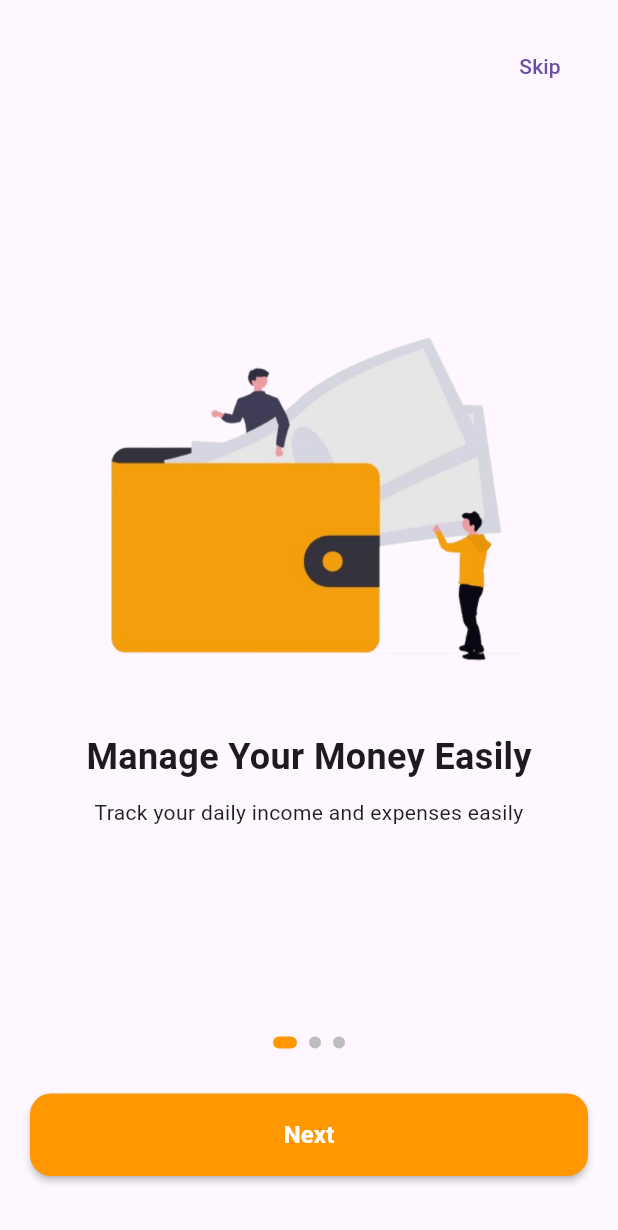
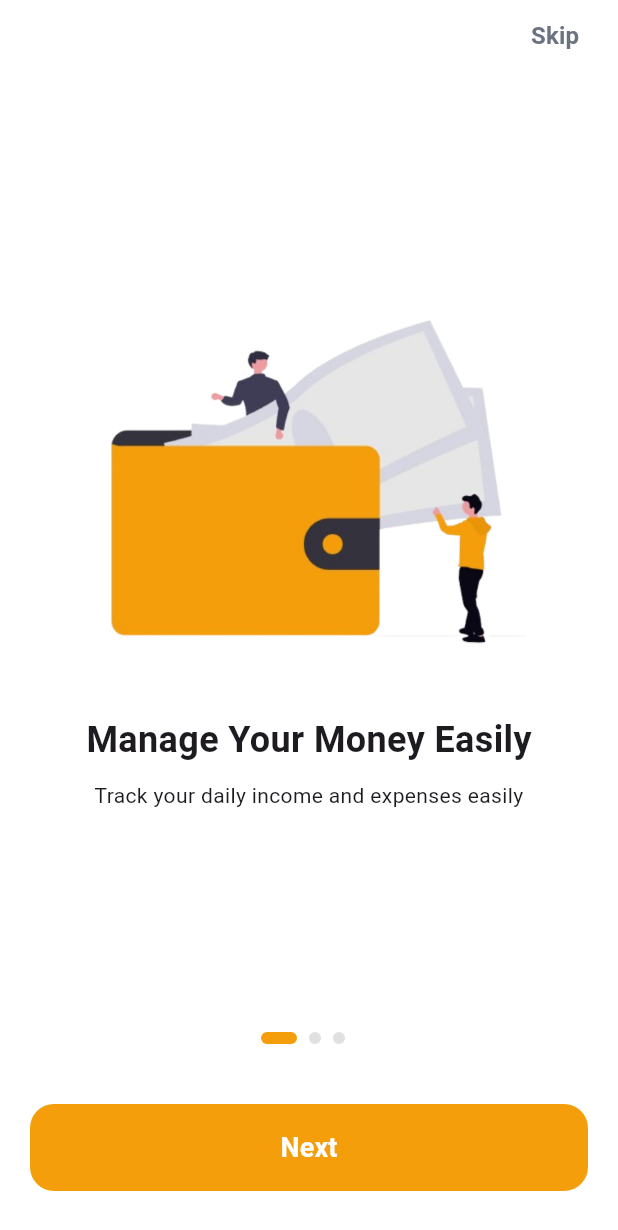
Before and after one commit to SalahHassan202/flutter-cashy-app, a Flutter app: the screen it shows after launch, on a phone screen of 412 x 824 dp. Shown: the top 1230 px of the screen. Run offline on Flutter 3.47's test engine with Material 3 defaults, Android fonts, the phone set to English and light mode, and no system bars; our stand-ins replace gap, shared_preferences.

Commit message:
finish splach screen & onboarding screen

```diff
--- a/lib/screens/onboarding/onboarding_screen.dart
+++ b/lib/screens/onboarding/onboarding_screen.dart
@@ -1,3 +1,4 @@
+import 'package:cashy_app/colors/app_colors.dart';
 import 'package:cashy_app/data/onboarding_data.dart';
 import 'package:cashy_app/screens/home/home_screen.dart';
 import 'package:cashy_app/widgets/onboarding_item.dart';
@@ -14,36 +15,41 @@ class OnboardingScreen extends StatefulWidget {
 
 class _OnboardingScreenState extends State<OnboardingScreen> {
   final PageController _controller = PageController();
-  int currentIndex = 0;
+  int _currentIndex = 0;
 
-  Future<void> finish() async {
+  void _finishOnboarding() async {
     final prefs = await SharedPreferences.getInstance();
     await prefs.setBool('seenOnboarding', true);
-
     if (!mounted) return;
-
     Navigator.pushReplacement(
       context,
-      MaterialPageRoute(builder: (_) => HomeScreen()),
+      MaterialPageRoute(builder: (_) => const HomeScreen()),
     );
-  }
-
-  @override
-  void dispose() {
-    _controller.dispose();
-    super.dispose();
   }
 
   @override
   Widget build(BuildContext context) {
     return Scaffold(
-      body: Padding(
-        padding: const EdgeInsets.all(20),
+      backgroundColor: Colors.white,
+      body: SafeArea(
         child: Column(
           children: [
-            Align(
-              alignment: Alignment.topRight,
-              child: TextButton(onPressed: finish, child: const Text("Skip")),
+            Padding(
+              padding: const EdgeInsets.symmetric(horizontal: 10),
+              child: Align(
+                alignment: Alignment.topRight,
+                child: TextButton(
+                  onPressed: _finishOnboarding,
+                  child: Text(
+                    "Skip",
+                    style: TextStyle(
+                      color: kTextSecondary,
+                      fontSize: 16,
+                      fontWeight: FontWeight.w600,
+                    ),
+                  ),
+                ),
+              ),
             ),
             Expanded(
               child: PageView.builder(
@@ -51,7 +57,7 @@ class _OnboardingScreenState extends State<OnboardingScreen> {
                 itemCount: onboardingList.length,
                 onPageChanged: (index) {
                   setState(() {
-                    currentIndex = index;
+                    _currentIndex = index;
                   });
                 },
                 itemBuilder: (context, index) {
@@ -65,53 +71,53 @@ class _OnboardingScreenState extends State<OnboardingScreen> {
                 onboardingList.length,
                 (index) => AnimatedContainer(
                   duration: const Duration(milliseconds: 300),
-                  margin: const EdgeInsets.symmetric(horizontal: 4),
-                  width: currentIndex == index ? 16 : 8,
+                  margin: const EdgeInsets.only(right: 8),
                   height: 8,
+                  width: _currentIndex == index ? 24 : 8,
                   decoration: BoxDecoration(
-                    color: currentIndex == index
-                        ? Colors.orange
-                        : Colors.grey.shade400,
+                    color: _currentIndex == index
+                        ? kPrimaryOrange
+                        : Colors.grey[300],
                     borderRadius: BorderRadius.circular(10),
                   ),
                 ),
               ),
             ),
-            Gap(30),
-            SizedBox(
-              width: double.infinity,
-              height: 55,
+            const Gap(40),
+            Padding(
+              padding: const EdgeInsets.symmetric(horizontal: 20),
               child: ElevatedButton(
-                style: ElevatedButton.styleFrom(
-                  backgroundColor: Colors.orange,
-                  foregroundColor: Colors.white,
-                  elevation: 2,
-                  shape: RoundedRectangleBorder(
-                    borderRadius: BorderRadius.circular(14),
-                  ),
-                ),
                 onPressed: () {
-                  if (currentIndex == onboardingList.length - 1) {
-                    finish();
+                  if (_currentIndex == onboardingList.length - 1) {
+                    _finishOnboarding();
                   } else {
                     _controller.nextPage(
-                      duration: const Duration(milliseconds: 300),
+                      duration: const Duration(milliseconds: 500),
                       curve: Curves.easeInOut,
                     );
                   }
                 },
+                style: ElevatedButton.styleFrom(
+                  backgroundColor: kPrimaryOrange,
+                  minimumSize: const Size(double.infinity, 58),
+                  shape: RoundedRectangleBorder(
+                    borderRadius: BorderRadius.circular(16),
+                  ),
+                  elevation: 0,
+                ),
                 child: Text(
-                  currentIndex == onboardingList.length - 1
+                  _currentIndex == onboardingList.length - 1
                       ? "Get Started"
                       : "Next",
                   style: const TextStyle(
-                    fontSize: 16,
+                    color: Colors.white,
+                    fontSize: 18,
                     fontWeight: FontWeight.bold,
                   ),
                 ),
               ),
             ),
-            Gap(20),
+            const Gap(30),
           ],
         ),
       ),
```
Also changed, not shown: lib/screens/splach/splach_screen.dart (+7 -9 lines).
